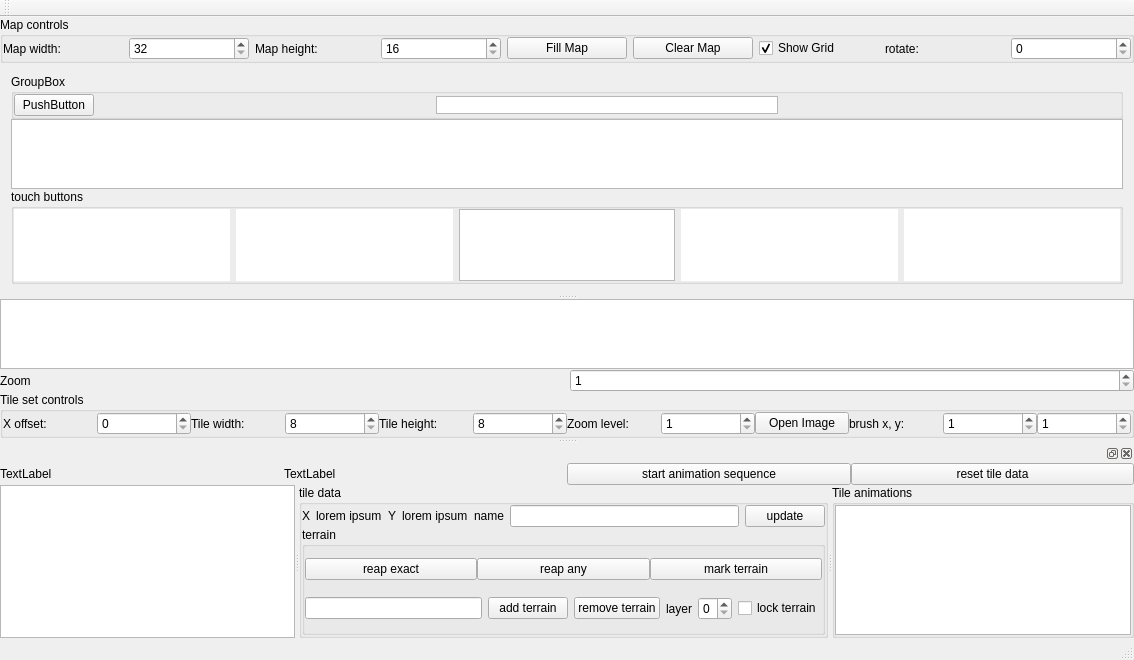
Old version of the form mapeditor.ui in the repository stoyan-shopov/TileMapEdit.
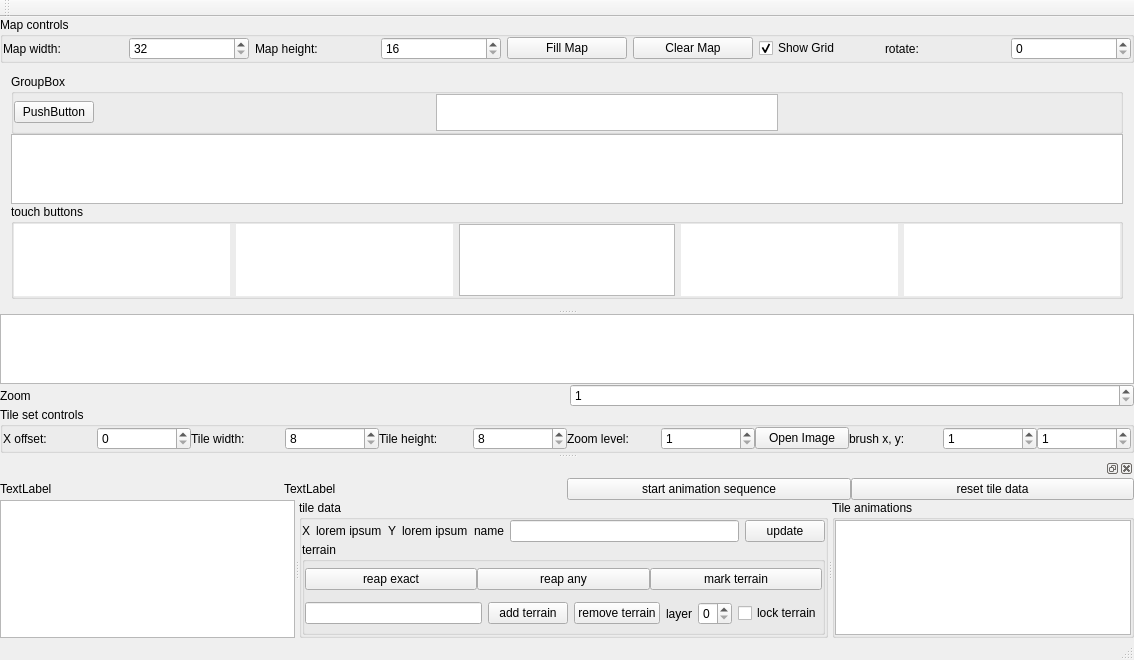
New version of the form.

Commit message: add a fire button

```diff
--- a/mapeditor.ui
+++ b/mapeditor.ui
@@ -213,13 +213,13 @@
                <property name="minimumSize">
                 <size>
                  <width>0</width>
-                 <height>18</height>
+                 <height>37</height>
                 </size>
                </property>
                <property name="maximumSize">
                 <size>
                  <width>16777215</width>
-                 <height>18</height>
+                 <height>37</height>
                 </size>
                </property>
                <property name="baseSize">
```
Left out of the diff: 2 changed lines with no effect on the pictures. The commit also changes 2 other files.
